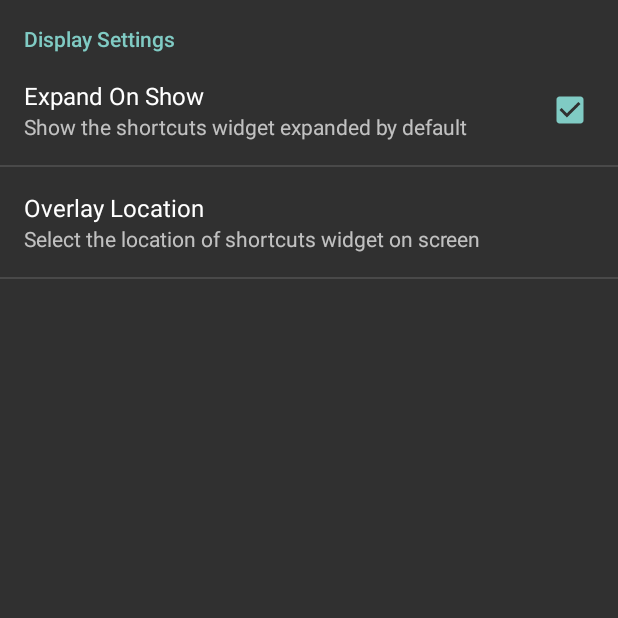
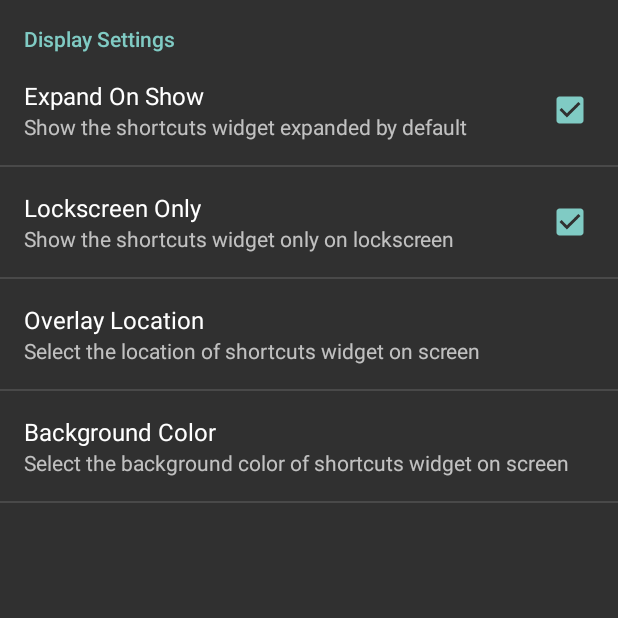
Before and after one commit to ajiteshshukla/LockscreenShortcuts, an Android app: the SettingsActivity screen opened directly, with no data from a screen before it, on a phone screen of 412 x 824 dp, the top half of it. Run offline under Robolectric (Android 15) with nearby library versions, the phone set to English and light mode, and no system bars; our stand-ins replace EventBus.

Commit message:
adding support for xiaomi + adding select skin color for widget + adding show only lockscreen/everywhere option

```diff
--- a/gradle.properties
+++ b/gradle.properties
@@ -1,3 +1,3 @@
 group=com.acubeapps.lockscreen
 artifactid=lockscreen_parent
-version=1.0.3
+version=1.0.7
--- a/lockscreen_app/src/main/java/com/acubeapps/lockscreen/shortcuts/Constants.java
+++ b/lockscreen_app/src/main/java/com/acubeapps/lockscreen/shortcuts/Constants.java
@@ -9,4 +9,7 @@ public final class Constants {
 
     public static final String NUDGE_ALIGN_LEFT = "nudge.align.left";
     public static final String ONBOARDING_EXPLORED = "onboarding.explored";
+
+    public static final String KEY_XIAOMI = "Xiaomi";
+    public static final int UNLOCK_ACTIVITY_TIMING_DELAY_XIAOMI = 250;
 }
--- a/lockscreen_app/src/main/res/values/colors.xml
+++ b/lockscreen_app/src/main/res/values/colors.xml
@@ -13,4 +13,8 @@
     <color name="windowBackground">#FFFFFF</color>
     <color name="navigationBarColor">#000000</color>
     <color name="colorAccent">#ffffff</color>
+    <color name="GrayTranslucent">#66000000</color>
+    <color name="BlueTranslucent">#663DA6EF</color>
+    <color name="GreenTranslucent">#6646E655</color>
+    <color name="PinkTranslucent">#66D746E6</color>
 </resources>
--- a/lockscreen_app/src/main/res/values/strings.xml
+++ b/lockscreen_app/src/main/res/values/strings.xml
@@ -36,4 +36,11 @@
         <item>Bottom-Right</item>
     </string-array>
 
+    <string-array name="background_color">
+        <item>Gray</item>
+        <item>Blue</item>
+        <item>Green</item>
+        <item>Pink</item>
+    </string-array>
+
 </resources>
--- a/lockscreen_app/src/main/res/xml/settings_preferences.xml
+++ b/lockscreen_app/src/main/res/xml/settings_preferences.xml
@@ -10,12 +10,24 @@
                             android:title="Expand On Show"
                             android:defaultValue="true"/>
 
+        <CheckBoxPreference android:key="pref_key_lockscreen_only"
+            android:summary="Show the shortcuts widget only on lockscreen"
+            android:title="Lockscreen Only"
+            android:defaultValue="true"/>
+
         <ListPreference
             android:key="pref_display_location"
             android:title="Overlay Location"
             android:summary="Select the location of shortcuts widget on screen"
             android:entries="@array/location"
             android:entryValues="@array/location"/>
+
+        <ListPreference
+            android:key="pref_background_color"
+            android:title="Background Color"
+            android:summary="Select the background color of shortcuts widget on screen"
+            android:entries="@array/background_color"
+            android:entryValues="@array/background_color"/>
     </PreferenceCategory>
 
 </PreferenceScreen>
```
Also changed, not shown: lockscreen_app/src/main/java/com/acubeapps/lockscreen/shortcuts/UnlockActivity.java (+16 -0 lines), lockscreen_app/src/main/java/com/acubeapps/lockscreen/shortcuts/core/AppController.java (+16 -6 lines), lockscreen_app/src/main/java/com/acubeapps/lockscreen/shortcuts/core/icon/OverlayIconDisplay.java (+11 -0 lines), lockscreen_app/src/main/java/com/acubeapps/lockscreen/shortcuts/core/icon/OverlayIconDisplayFactory.java (+17 -4 lines), lockscreen_app/src/main/java/com/acubeapps/lockscreen/shortcuts/onboarding/LockscreenIntro.java (+37 -4 lines), lockscreen_app/src/main/java/com/acubeapps/lockscreen/shortcuts/utils/Device.java (+16 -0 lines), lockscreen_app/src/main/java/com/acubeapps/lockscreen/shortcuts/utils/KeyguardAssist.java (+5 -3 lines).
